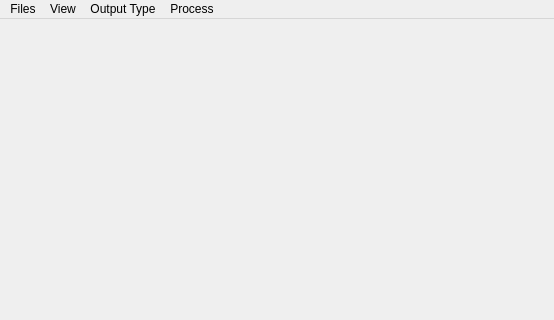
This is tools/import/drishtiimport.ui in nci/drishti as Qt 5 draws it before an edit; both pictures show x 0 to 554 and y 0 to 320 of the 554 by 550 pixel window. The edited form follows.
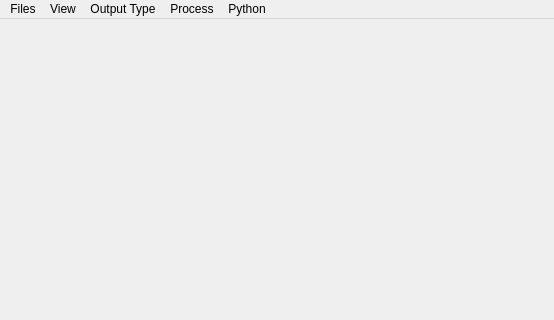
This is the edited form.

Commit message: Python version selection in paint and import

What changed in the file:
```diff
--- a/tools/import/drishtiimport.ui
+++ b/tools/import/drishtiimport.ui
@@ -68,10 +68,17 @@
      <string>View</string>
     </property>
    </widget>
+   <widget class="QMenu" name="menuPython">
+    <property name="title">
+     <string>Python</string>
+    </property>
+    <addaction name="actionPyVer"/>
+   </widget>
    <addaction name="menuFiles"/>
    <addaction name="menuView"/>
    <addaction name="menuOutput_Type"/>
    <addaction name="menuProcess"/>
+   <addaction name="menuPython"/>
   </widget>
   <widget class="QStatusBar" name="statusbar"/>
   <action name="actionRAW">
```
Left out of the diff: 5 changed lines with no effect on the pictures. The commit also changes 14 other files.
